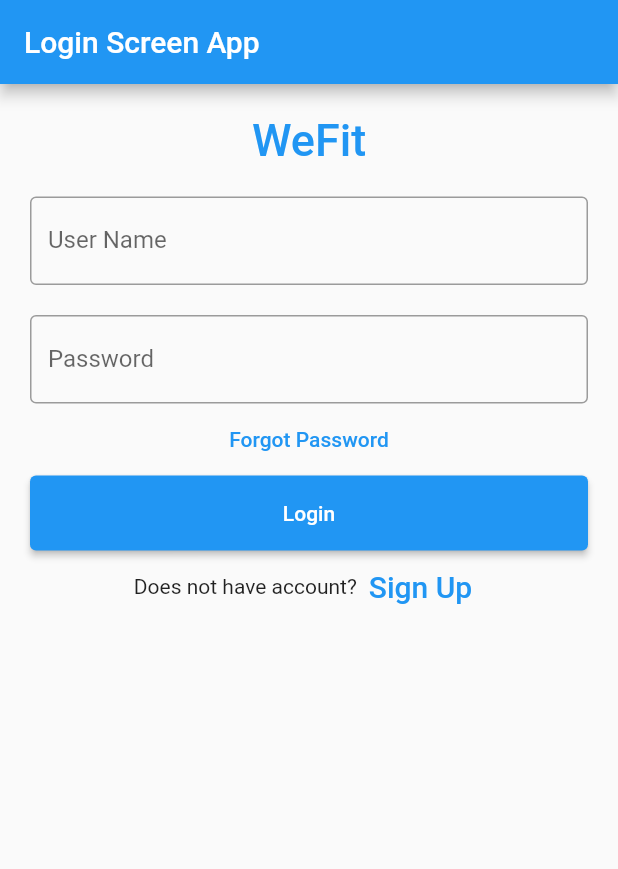
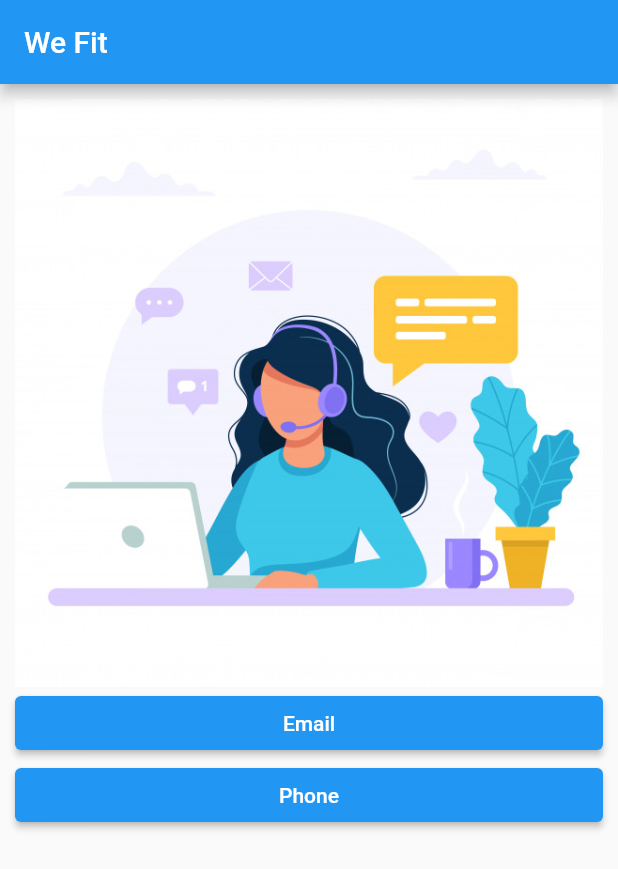
Before and after one commit to RoopMM/WeFit, a Flutter app: the screen it shows after launch, on a phone screen of 412 x 824 dp. Shown: the top 869 px of the screen. Run offline on Flutter 3.47's test engine with Material 2 defaults, Android fonts, the phone set to English and light mode, and no system bars.

Commit message:
Created About Us page layout, url_launcher implemented

```diff
--- /dev/null
+++ b/lib/About.dart
@@ -0,0 +1,53 @@
+// import 'dart:ui';
+
+import 'package:flutter/material.dart';
+import 'package:url_launcher/url_launcher.dart';
+
+class About extends StatefulWidget {
+  About({Key key, this.title}) : super(key: key);
+  final String title;
+  @override
+  _State createState() => _State();
+}
+
+class _State extends State<About> {
+  void customLaunch(command) async {
+    if (await canLaunch(command)) {
+      await launch(command);
+    } else {
+      print(' could not launch $command');
+    }
+  }
+
+
+  @override
+  Widget build(BuildContext context) {
+    return Scaffold(
+        appBar: AppBar(
+        title: Text('We Fit'),
+    ),
+        body: Padding(
+        padding: EdgeInsets.all(10),
+    child: ListView(
+    children: <Widget>[
+    Container(
+      child: Image(image: AssetImage("images/about.jpeg"),),
+    ),
+      ElevatedButton(
+        onPressed: () {
+          customLaunch(
+              'mailto:your@email.com?subject=test%20subject&body=test%20body');
+        },
+        child: Text('Email'),
+      ),
+      ElevatedButton(
+        onPressed: () {
+          customLaunch('tel:+437 568 5232');
+        },
+        child: Text('Phone'),
+      )
+    ]
+    )
+    )
+    );}
+}
--- a/lib/main.dart
+++ b/lib/main.dart
@@ -1,4 +1,5 @@
 import 'package:flutter/material.dart';
+import 'package:group_project_1/About.dart';
 // import 'app_example/Login_Screen.dart';
 import 'LoginPage.dart';
 //Roop Malhans
@@ -12,6 +13,6 @@ class MyApp extends StatelessWidget {
   @override
   Widget build(BuildContext context) {
     return MaterialApp(
-        theme: ThemeData(primarySwatch: Colors.blue), home: LoginPage());
+        theme: ThemeData(primarySwatch: Colors.blue), home: About());
   }
 }
--- a/pubspec.yaml
+++ b/pubspec.yaml
@@ -23,7 +23,9 @@ environment:
 dependencies:
   flutter:
     sdk: flutter
+  url_launcher: ^5.1.2    # Good, any 5.4.x version where x >= 0 works.
 
+ # image_picker: '5.4.3'
 
   # The following adds the Cupertino Icons font to your application.
   # Use with the CupertinoIcons class for iOS style icons.
@@ -46,6 +48,8 @@ flutter:
 
   # To add assets to your application, add an assets section, like this:
   # assets:
+  assets:
+    - images/
   #   - images/a_dot_burr.jpeg
   #   - images/a_dot_ham.jpeg
 
```
Also changed, not shown: images/about.jpeg (added), lib/Payment.dart (added), pubspec.lock, 7 other files.
